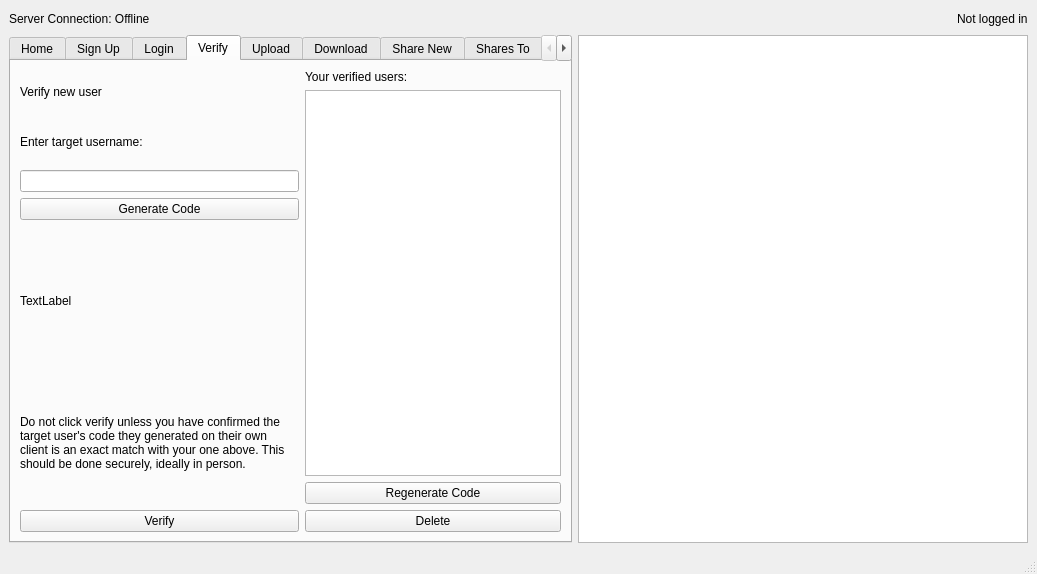
Before: the Qt Designer form fileshareqt/views/mainwindow.ui in Tomas-Deane/FileShare, drawn with Qt 5.
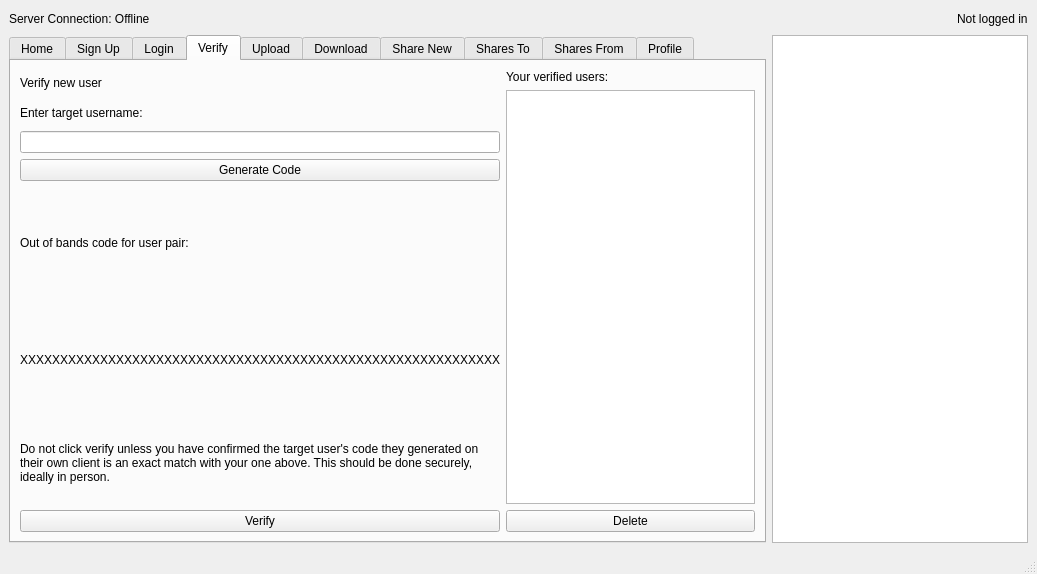
After: the same form once the commit is applied. The open tabs and pages were chosen to show the change. Icons and pictures are not drawn.

Diff of the .ui file:
```diff
--- a/fileshareqt/views/mainwindow.ui
+++ b/fileshareqt/views/mainwindow.ui
@@ -432,10 +432,17 @@
                 </item>
                </layout>
               </item>
+              <item>
+               <widget class="QLabel" name="label_2">
+                <property name="text">
+                 <string>Out of bands code for user pair:</string>
+                </property>
+               </widget>
+              </item>
               <item>
                <widget class="QLabel" name="codeLabel">
                 <property name="text">
-                 <string>TextLabel</string>
+                 <string>XXXXXXXXXXXXXXXXXXXXXXXXXXXXXXXXXXXXXXXXXXXXXXXXXXXXXXXXXXXX</string>
                 </property>
                </widget>
               </item>
@@ -477,13 +484,6 @@
               <item>
                <widget class="QListWidget" name="verifiedUsersList"/>
               </item>
-              <item>
-               <widget class="QPushButton" name="regenerateCodeButton">
-                <property name="text">
-                 <string>Regenerate Code</string>
-                </property>
-               </widget>
-              </item>
               <item>
                <widget class="QPushButton" name="deleteVerifiedUserButton">
                 <property name="text">
```
Left out of the diff: 4 changed lines with no effect on the pictures.
